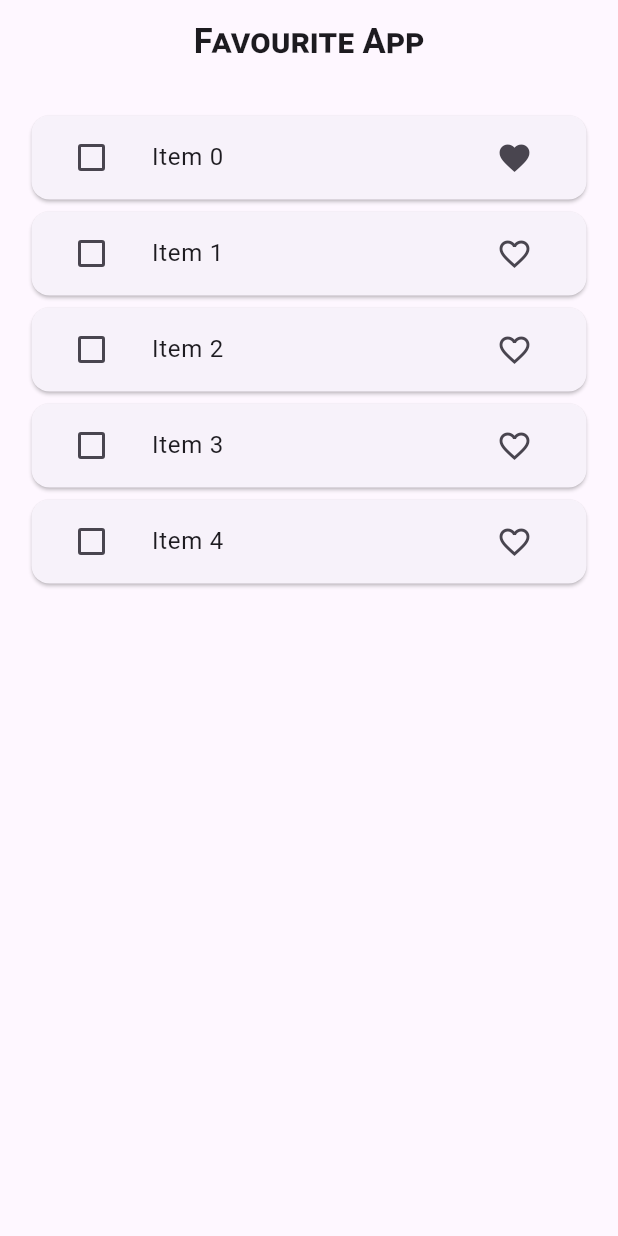
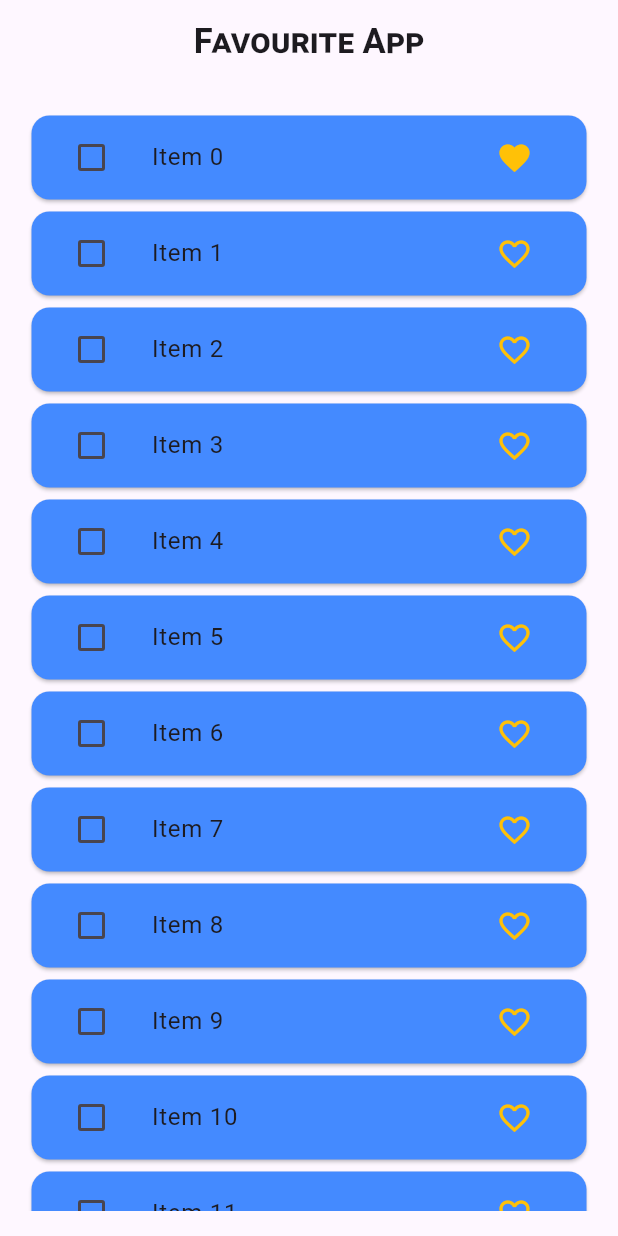
Before and after one commit to Priyankpanchal63/blocFavouriteApp, a Flutter app: the screen it shows after launch, after a tap on the "favorite outline" icon, on a phone screen of 412 x 824 dp. Run offline on Flutter 3.47's test engine with Material 3 defaults, Android fonts, the phone set to English and light mode, and no system bars; our stand-ins replace bloc, flutter_bloc.

Commit message:
first commit

```diff
--- a/lib/bloc/repository/favourit_repository.dart
+++ b/lib/bloc/repository/favourit_repository.dart
@@ -3,7 +3,7 @@ import 'package:blocapi/bloc/model/favourite_item_model.dart';
 class FavouriteRepository {
   Future<List<FavouriteItemModel>> fetchItem() async {
     await Future.delayed(const Duration(seconds: 3));
-    return List.of(_generateItem(5));
+    return List.of(_generateItem(50));
   }
 
   List<FavouriteItemModel> _generateItem(int length) {
--- a/lib/favourite_screen.dart
+++ b/lib/favourite_screen.dart
@@ -60,8 +60,10 @@ class _FavouriteScreenState extends State<FavouriteScreen> {
                   itemBuilder: (context, index) {
                     final item = state.favouriteItemList[index];
                     return Card(
+                      color: Colors.blueAccent,
                       child: ListTile(
                         leading: Checkbox(
+
                             value: state.temFavouriteItemList.contains(item)?true:false,
                             onChanged: (value) {
                               if (value!) {
@@ -87,7 +89,7 @@ class _FavouriteScreenState extends State<FavouriteScreen> {
                             },
                             icon: Icon(item.isFavourite
                                 ? Icons.favorite
-                                : Icons.favorite_border_outlined)),
+                                : Icons.favorite_border_outlined)),iconColor: Colors.amber,
                       ),
                     );
                   });
```
